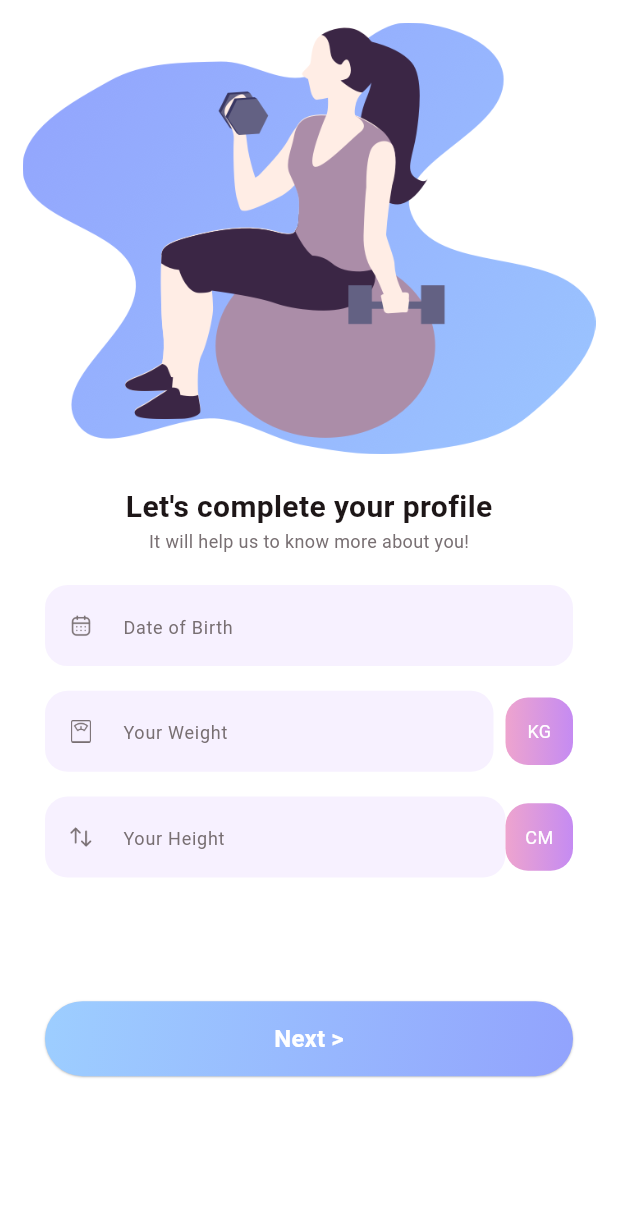
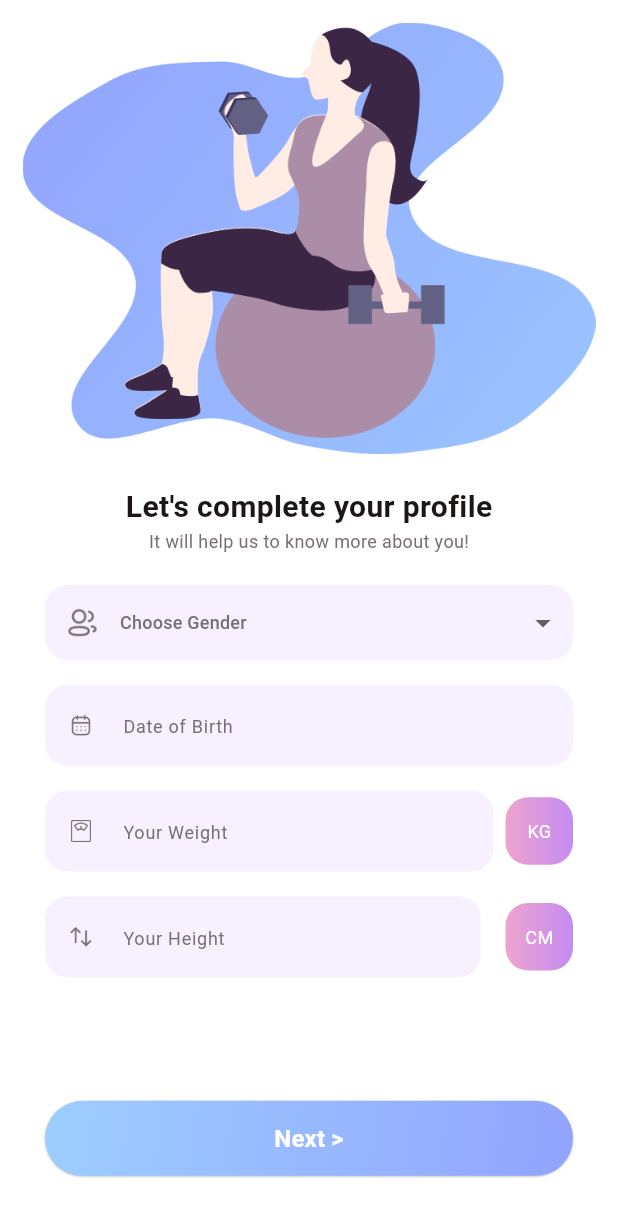
Before and after one commit to prajapati-het/GymPal-A_Home_Fitness_App, a Flutter app: the CompleteProfileView screen opened directly, after a tap on "Next >", on a phone screen of 412 x 824 dp. Shown: the top 1217 px of the screen. Run offline on Flutter 3.47's test engine with Material 3 defaults, Android fonts, the phone set to English and light mode, and no system bars.

Commit message:
complete_profile_view.dart and what_your_goal_view.dart

```diff
--- a/lib/login/complete_profile_view.dart
+++ b/lib/login/complete_profile_view.dart
@@ -1,6 +1,5 @@
 import 'package:flutter/material.dart';
 import 'package:gympal/common/Color.dart';
-
 import '../common_widget/round_button.dart';
 import '../common_widget/round_textfield.dart';
 
@@ -13,6 +12,7 @@ class CompleteProfileView extends StatefulWidget {
 
 class _CompleteProfileViewState extends State<CompleteProfileView> {
   TextEditingController txtDate = TextEditingController();
+  String? selectedGender;
 
   @override
   Widget build(BuildContext context) {
@@ -24,21 +24,21 @@ class _CompleteProfileViewState extends State<CompleteProfileView> {
         child: SafeArea(
           child: Padding(
             padding: EdgeInsets.all(15.0),
-            child: Column(children: [
+            child: Column(
+              children: [
                 Image.asset(
                   "assets/img/complete_profile.png",
                   width: media.width,
                   fit: BoxFit.fitWidth,
                 ),
-              SizedBox(
-                height: media.width * 0.05,
-              ),
+                SizedBox(height: media.width * 0.05),
                 Text(
                   "Let's complete your profile",
                   style: TextStyle(
                     color: AppColor.black,
                     fontSize: 20.0,
-                    fontWeight: FontWeight.w700),
+                    fontWeight: FontWeight.w700,
+                  ),
                 ),
                 Text(
                   "It will help us to know more about you!",
@@ -47,96 +47,185 @@ class _CompleteProfileViewState extends State<CompleteProfileView> {
                     fontSize: 12.0,
                   ),
                 ),
-              SizedBox(
-                height: media.width * 0.05,
-              ),
+                SizedBox(height: media.width * 0.05),
                 Padding(
                   padding: const EdgeInsets.symmetric(horizontal: 15.0),
                   child: Column(
                     children: [
+                      GenderDropdown(
+                        value: selectedGender,
+                        onChanged: (value) {
+                          setState(() {
+                            selectedGender = value;
+                          });
+                        },
+                      ),
+                      SizedBox(height: media.width * 0.04),
                       RoundTextfield(
                         controller: txtDate,
                         hitText: "Date of Birth",
                         icon: "assets/img/date.png",
                       ),
-                    SizedBox(
-                      height: media.width * 0.04,
-                    ),
+                      SizedBox(height: media.width * 0.04),
                       Row(
                         children: [
                           Expanded(
                             child: RoundTextfield(
                               hitText: "Your Weight",
                               controller: txtDate,
-                                icon: "assets/img/weight_4.png")),
-                        SizedBox(
-                          width: 8.0,
+                              icon: "assets/img/weight_4.png",
                             ),
+                          ),
+                          SizedBox(width: 8.0),
                           Container(
                             width: 45.0,
                             height: 45.0,
                             alignment: Alignment.center,
                             decoration: BoxDecoration(
-                              gradient:
-                                  LinearGradient(colors: AppColor.secondaryG),
-                              borderRadius: BorderRadius.circular(15.0)),
+                              gradient: LinearGradient(
+                                colors: AppColor.secondaryG,
+                              ),
+                              borderRadius: BorderRadius.circular(15.0),
+                            ),
                             child: Text(
                               "KG",
                               style: TextStyle(
-                                color: AppColor.white, fontSize: 12.0),
+                                color: AppColor.white,
+                                fontSize: 12.0,
                               ),
-                        )
+                            ),
+                          ),
                         ],
                       ),
                       Padding(
                         padding: const EdgeInsets.symmetric(horizontal: 0.0),
                         child: Column(
                           children: [
-                          SizedBox(
-                            height: media.width * 0.04,
-                          ),
+                            SizedBox(height: media.width * 0.04),
                             Row(
                               children: [
                                 Expanded(
                                   child: RoundTextfield(
                                     hitText: "Your Height",
                                     controller: txtDate,
-                                      icon: "assets/img/height.png")),
-                              SizedBox(
-                                height: media.width * 0.04,
+                                    icon: "assets/img/height.png",
                                   ),
+                                ),
+                                SizedBox(width: media.width * 0.04),
                                 Container(
                                   width: 45.0,
                                   height: 45.0,
                                   alignment: Alignment.center,
                                   decoration: BoxDecoration(
                                     gradient: LinearGradient(
-                                        colors: AppColor.secondaryG),
-                                    borderRadius: BorderRadius.circular(15.0)),
+                                      colors: AppColor.secondaryG,
+                                    ),
+                                    borderRadius: BorderRadius.circular(15.0),
+                                  ),
                                   child: Text(
                                     "CM",
                                     style: TextStyle(
-                                      color: AppColor.white, fontSize: 12.0),
+                                      color: AppColor.white,
+                                      fontSize: 12.0,
                                     ),
-                              )
+                                  ),
+                                ),
                               ],
                             ),
-                          SizedBox(
-                            height: media.width * 0.2,
+                            SizedBox(height: media.width * 0.2),
+                            RoundButton(
+                              title: "Next >",
+                              onPressed: () {
+                                Navigator.push(
+                                  context,
+                                  MaterialPageRoute(
+                                    builder: (context) => const CompleteProfileView(),
                                   ),
-                          RoundButton(title: "Next >", onPressed: () {
-                            Navigator.push(context, MaterialPageRoute(builder: (context) => const CompleteProfileView()  ));
-                          }),
+                                );
+                              },
+                            ),
                           ],
                         ),
                       ),
                     ],
                   ),
                 ),
-            ]),
+              ],
+            ),
           ),
         ),
       ),
     );
   }
 }
+
+class GenderDropdown extends StatelessWidget {
+  final String? value;
+  final ValueChanged<String?> onChanged;
+
+  const GenderDropdown({
+    Key? key,
+    required this.value,
+    required this.onChanged,
+  }) : super(key: key);
+
+  @override
+  Widget build(BuildContext context) {
+    return Container(
+      decoration: BoxDecoration(
+        color: AppColor.lightGray,
+        borderRadius: BorderRadius.circular(15),
+      ),
+      child: Row(
+        children: [
+          Container(
+            alignment: Alignment.center,
+            width: 50.0,
+            height: 50.0,
+            padding: EdgeInsets.symmetric(horizontal: 15.0),
+            child: Image.asset(
+              "assets/img/gender.png",
+              width: 20.0,
+              height: 20.0,
+              fit: BoxFit.contain,
+              color: AppColor.gray,
+            ),
+          ) ,
+          Expanded(
+            child: DropdownButtonHideUnderline(
+                child: DropdownButton<String>(
+                  value: value,
+                  onChanged: onChanged,
+                  isExpanded: true,
+
+                  hint: Text(
+                    "Choose Gender",
+                    style: TextStyle(
+                      color: AppColor.gray,
+                      fontSize: 12.0,
+                    ),
+                  ),
+                  items: ["Male", "Female"].map((name) {
+                    return DropdownMenuItem<String>(
+                      value: name,
+                      child: Text(
+                          name,
+                          style: TextStyle(
+                            color: AppColor.gray,
+                            fontSize: 14.0,
+                          ),
+                        ),
+
+                    );
+                  }).toList(),
+                ),
+            ),
+          ),
+          SizedBox(
+            width: 8.0,
+          ),
+        ],
+      ),
+    );
+  }
+}
```
Also changed, not shown: assets/img/gender.png (added), lib/login/what_your_goal_view.dart (added). Lines whose indentation alone changed are shown as unchanged.
